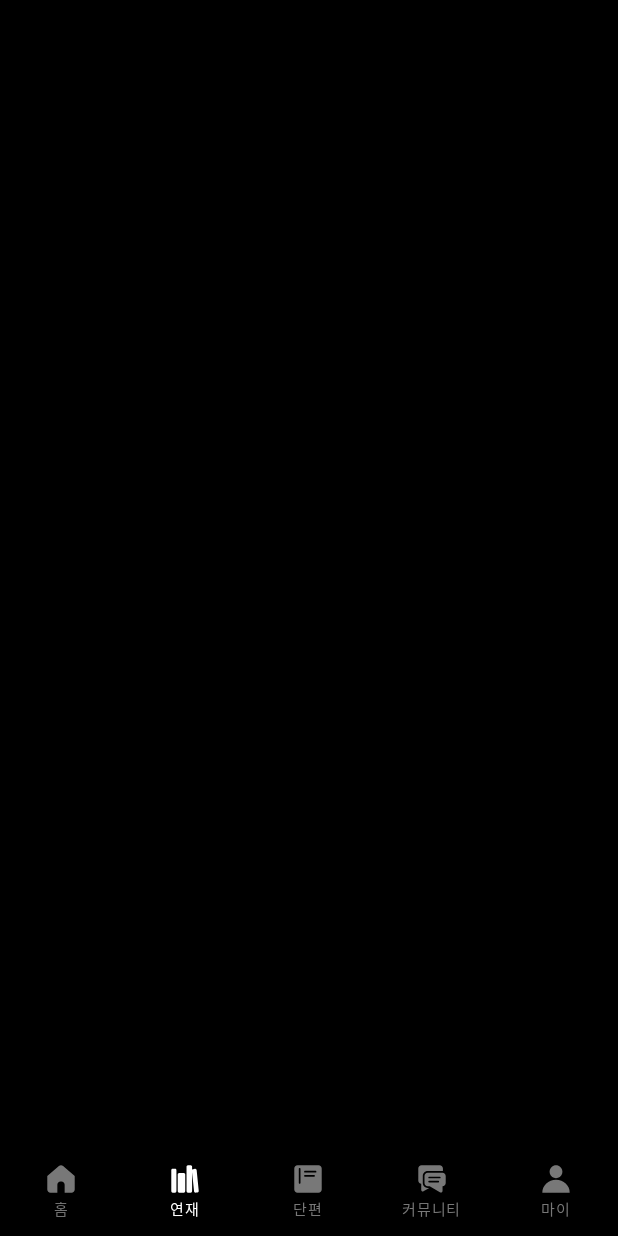
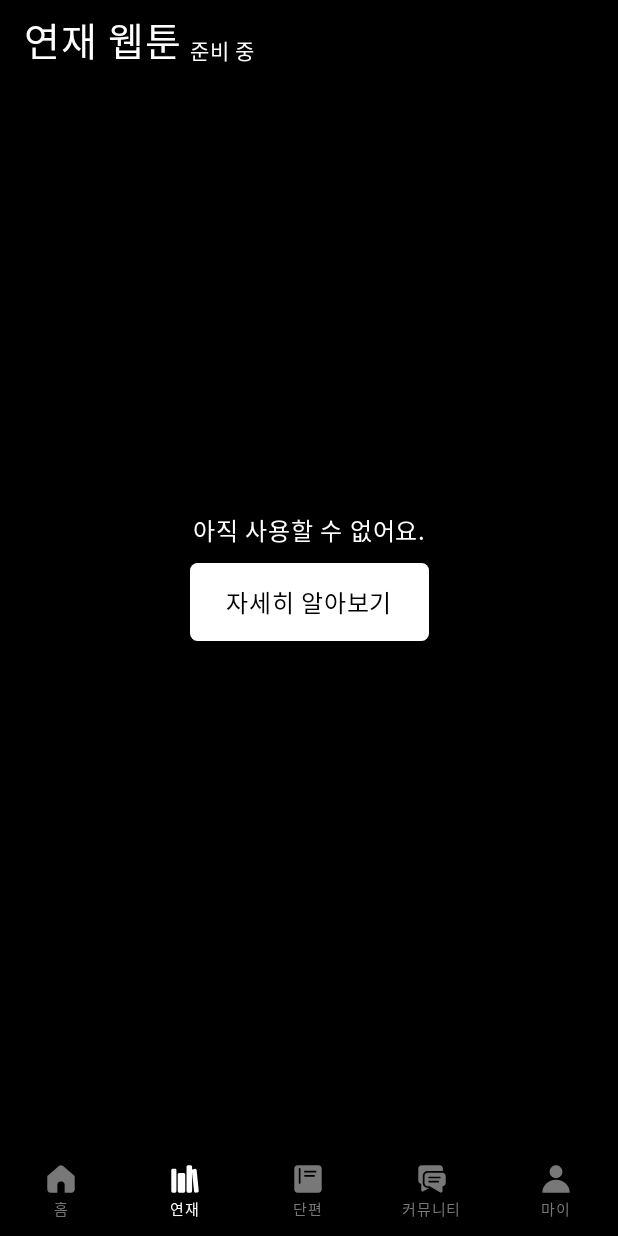
Before and after one commit to toongether/toongether-android, an Android app built with Jetpack Compose: the SerialRoute screen opened through its navigation route, on a phone screen of 412 x 824 dp. Run offline under Robolectric (Android 15) with nearby library versions, the phone set to English and light mode, and no system bars; Roboto replaces fonts that are not available here.

Commit message:
Feat: Add pre release series ui

```diff
--- a/feature/series/build.gradle.kts
+++ b/feature/series/build.gradle.kts
@@ -18,6 +18,8 @@
     implementation(libs.core.ktx)
     implementation(libs.appcompat)
     implementation(libs.material)
+    implementation(libs.material3)
+    implementation(libs.androidx.compose.material)
     implementation(libs.androidx.navigation.compose)
     testImplementation(libs.junit)
     androidTestImplementation(libs.androidx.test.ext.junit)
--- a/feature/series/src/main/java/kr/toongether/series/SeriesScreen.kt
+++ b/feature/series/src/main/java/kr/toongether/series/SeriesScreen.kt
@@ -1,15 +1,131 @@
 package kr.toongether.series
 
+import android.content.Context
+import android.content.Intent
+import android.net.Uri
+import androidx.compose.foundation.layout.Box
+import androidx.compose.foundation.layout.Column
+import androidx.compose.foundation.layout.Row
+import androidx.compose.foundation.layout.Spacer
+import androidx.compose.foundation.layout.fillMaxHeight
+import androidx.compose.foundation.layout.fillMaxSize
+import androidx.compose.foundation.layout.padding
+import androidx.compose.foundation.layout.size
+import androidx.compose.material3.Icon
+import androidx.compose.material3.Surface
+import androidx.compose.material3.Text
 import androidx.compose.runtime.Composable
-import kr.toongether.designsystem.theme.ToongetherTheme
+import androidx.compose.ui.Alignment
+import androidx.compose.ui.Modifier
+import androidx.compose.ui.graphics.Color
+import androidx.compose.ui.platform.LocalContext
+import androidx.compose.ui.text.font.FontWeight
+import androidx.compose.ui.unit.dp
+import androidx.compose.ui.unit.sp
+import kr.toongether.designsystem.component.ToongetherButton
+import kr.toongether.designsystem.component.ToongetherTopAppBar
+import kr.toongether.designsystem.icon.ToongetherIcons
+import kr.toongether.designsystem.icon.icons.Toongether
+import kr.toongether.designsystem.theme.pretendard
 
 @Composable
-internal fun SerialRoute() {
-    SerialScreen()
+internal fun SerialRoute(
+    modifier: Modifier = Modifier,
+    context: Context = LocalContext.current,
+) {
+    SerialScreen(
+        modifier = modifier,
+        context = context,
+    )
 }
 
 @Composable
-internal fun SerialScreen() {
-    ToongetherTheme {
+internal fun SerialScreen(
+    modifier: Modifier = Modifier,
+    context: Context,
+) {
+    Surface(
+        modifier = modifier
+            .fillMaxSize(),
+        color = Color.Black
+    ) {
+        Box(
+            modifier = modifier
+                .fillMaxSize()
+        ) {
+            ToongetherTopAppBar(
+                modifier = modifier
+                    .align(Alignment.TopCenter),
+                title = {
+                    Row(
+                        modifier = modifier
+                            .padding(bottom = 10.dp)
+                    ) {
+                        Box(
+                            modifier = modifier
+                                .fillMaxHeight()
+                        ) {
+                            Text(
+                                modifier = modifier.align(Alignment.BottomCenter),
+                                text = "연재 웹툰",
+                                fontFamily = pretendard,
+                                fontWeight = FontWeight.Bold,
+                                color = Color.White,
+                                fontSize = 26.sp
+                            )
+                        }
+                        Spacer(modifier = modifier.size(5.dp))
+                        Box(
+                            modifier = modifier
+                                .fillMaxHeight()
+                        ) {
+                            Text(
+                                modifier = modifier.align(Alignment.BottomCenter),
+                                text = "준비 중",
+                                fontFamily = pretendard,
+                                fontWeight = FontWeight.Normal,
+                                color = Color.White,
+                                fontSize = 14.sp
+                            )
+                        }
+                    }
+                }
+            )
+
+            Column(
+                modifier = modifier
+                    .align(Alignment.Center),
+                horizontalAlignment = Alignment.CenterHorizontally
+            ) {
+                Text(
+                    text = "아직 사용할 수 없어요.",
+                    fontFamily = pretendard,
+                    fontWeight = FontWeight.Bold,
+                    fontSize = 16.sp,
+                    color = Color.White
+                )
+
+                Spacer(modifier = modifier.size(10.dp))
+
+                ToongetherButton(
+                    onClick = {
+                        context.startActivity(
+                            Intent(
+                                Intent.ACTION_VIEW,
+                                Uri.parse("https://toongether.kr/beta")
+                            )
+                        )
+                    }
+                ) {
+                    Text(
+                        text = "자세히 알아보기",
+                        fontFamily = pretendard,
+                        fontWeight = FontWeight.Bold,
+                        fontSize = 16.sp,
+                        color = Color.Black
+                    )
+                }
+            }
+        }
     }
 }
```
